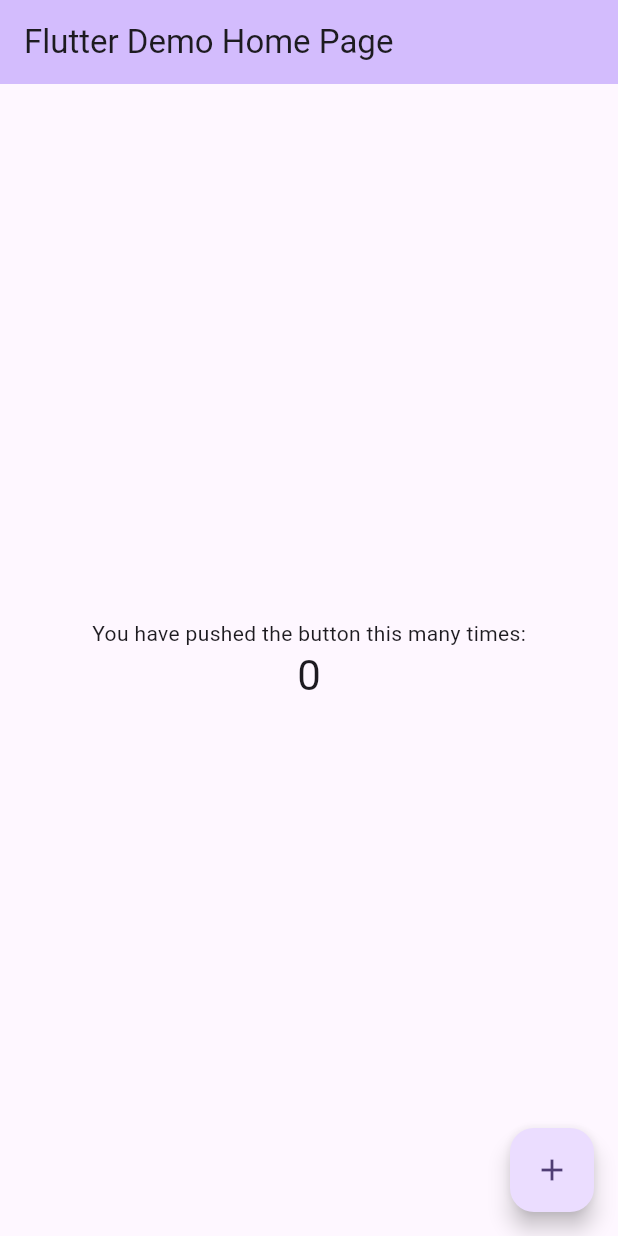
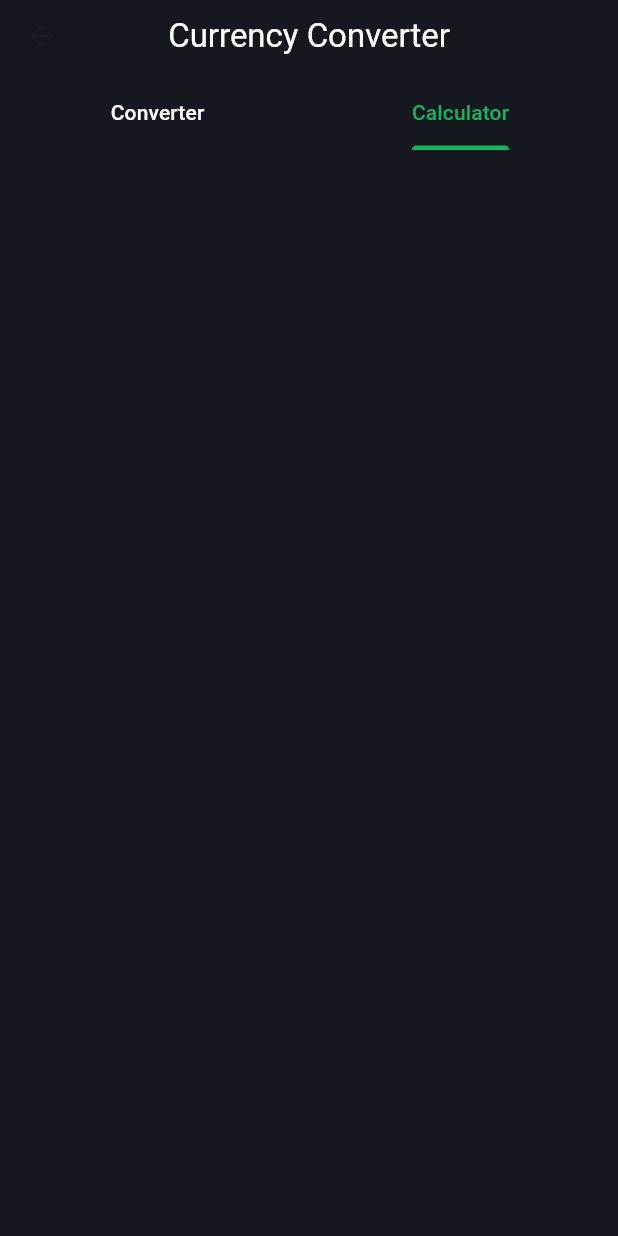
Before and after one commit to SlowedWalk/flutter_currency_converter, a Flutter app: the screen it shows after launch, on a phone screen of 412 x 824 dp. Run offline on Flutter 3.47's test engine with Material 2 defaults, Android fonts, the phone set to English and light mode, and no system bars.

Commit message:
init converter tabbar

```diff
--- /dev/null
+++ b/lib/features/home/view/home_screen.dart
@@ -0,0 +1,221 @@
+import 'package:flutter/material.dart';
+
+class HomeScreen extends StatefulWidget {
+  const HomeScreen({super.key});
+
+  @override
+  State<HomeScreen> createState() => _HomeScreenState();
+}
+
+class _HomeScreenState extends State<HomeScreen> {
+
+  @override
+  Widget build(BuildContext context) {
+    return DefaultTabController(
+      initialIndex: 1,
+      length: 2,
+      child: Scaffold(
+          backgroundColor: const Color(0xFF15181f),
+          appBar: AppBar(
+            forceMaterialTransparency: true,
+            elevation: 9,
+            centerTitle: true,
+            leading: GestureDetector(
+              child: IconButton(
+                icon: const Icon(Icons.arrow_back),
+                onPressed: () {
+                  print("Clicked");
+                },
+              ),
+              onTap: () {},
+            ),
+            title: const Text(
+              'Currency Converter',
+              style: TextStyle(color: Colors.white),
+            ),
+            bottom: const TabBar(
+              tabs: <Widget>[
+                Tab(
+                  text: "Converter",
+                ),
+                Tab(
+                  text: "Calculator",
+                ),
+              ],
+              indicatorColor: Color(0xFF16b460),
+              unselectedLabelColor: Colors.white,
+              unselectedLabelStyle: TextStyle(color: Colors.white),
+              padding: EdgeInsets.all(4),
+              dividerColor: Color(0xFF),
+              labelColor: Color(0xFF16b460),
+              overlayColor: MaterialStatePropertyAll(Color(0xd16b460)),
+            ),
+          ),
+          body: TabBarView(children: [
+            Padding(
+              padding: const EdgeInsets.all(12),
+              child: Column(
+                children: [
+                  // Container(
+                  //     height: 120,
+                  //     decoration: BoxDecoration(
+                  //         color: const Color(0xFF15181f),
+                  //         borderRadius: BorderRadius.circular(5)),
+                  // ),
+                  // const SizedBox(
+                  //   height: 2,
+                  // ),
+                  Container(
+                    height: 120,
+                    decoration: BoxDecoration(
+                      color: const Color(0xFF24262d),
+                      borderRadius: BorderRadius.circular(5),
+                    ),
+                    child: Padding(
+                      padding: const EdgeInsets.symmetric(horizontal: 14),
+                      child: Column(
+                        mainAxisAlignment: MainAxisAlignment.spaceEvenly,
+                        crossAxisAlignment: CrossAxisAlignment.start,
+                        children: [
+                          const Padding(
+                            padding: EdgeInsets.fromLTRB(0, 0, 0, 0),
+                            child: Text(
+                              "US Dollar \$1 = €0.903",
+                              style: TextStyle(
+                                  color: Colors.white,
+                                  fontSize: 16,
+                                  fontWeight: FontWeight.normal),
+                            ),
+                          ),
+                          Padding(
+                            padding:
+                                const EdgeInsets.symmetric(vertical: 0, horizontal: 0),
+                            child: Row(
+                              mainAxisAlignment: MainAxisAlignment.spaceBetween,
+                              children: [
+                                const Text(
+                                  "\$100",
+                                  style: TextStyle(
+                                      color: Colors.white,
+                                      fontWeight: FontWeight.bold,
+                                      fontSize: 32),
+                                ),
+                                IconButton(
+                                  icon: const Icon(Icons.arrow_drop_down, color: Color(0xFF16b460), size: 42,),
+                                  onPressed: () { print(""); },
+                                )
+                              ],
+                            ),
+                          ),
+                          const SizedBox(
+                            height: 20,
+                          )
+                        ],
+                      ),
+                    ),
+                  ),
+                  const SizedBox(
+                    height: 2,
+                  ),
+                  Container(
+                    height: 120,
+                    decoration: BoxDecoration(
+                      color: const Color(0xFF24262d),
+                      borderRadius: BorderRadius.circular(5),
+                    ),
+                    child: Padding(
+                      padding: const EdgeInsets.symmetric(horizontal: 14),
+                      child: Column(
+                        mainAxisAlignment: MainAxisAlignment.spaceEvenly,
+                        crossAxisAlignment: CrossAxisAlignment.start,
+                        children: [
+                          const Padding(
+                            padding: EdgeInsets.fromLTRB(0, 0, 0, 0),
+                            child: Text(
+                              "Euro €1 = \$1.108",
+                              style: TextStyle(
+                                  color: Colors.white,
+                                  fontSize: 16,
+                                  fontWeight: FontWeight.normal),
+                            ),
+                          ),
+                          Padding(
+                            padding:
+                                const EdgeInsets.symmetric(vertical: 0, horizontal: 0),
+                            child: Row(
+                              mainAxisAlignment: MainAxisAlignment.spaceBetween,
+                              children: [
+                                const Text(
+                                  "\$90,286",
+                                  style: TextStyle(
+                                      color: Colors.white,
+                                      fontWeight: FontWeight.bold,
+                                      fontSize: 32),
+                                ),
+                                IconButton(
+                                  icon: const Icon(Icons.arrow_drop_down, color: Color(0xFF16b460), size: 42,),
+                                  onPressed: () { print(""); },
+                                  )
+                              ],
+                            ),
+                          ),
+                          const SizedBox(
+                            height: 20,
+                          )
+                        ],
+                      ),
+                    ),
+                  ),
+                  const SizedBox(
+                    height: 2,
+                  ),
+                  Container(
+                    height: 80,
+                    decoration: BoxDecoration(
+                      color: const Color(0xFF20232b),
+                      borderRadius: BorderRadius.circular(5),
+                    ),
+                    child: Padding(
+                      padding: const EdgeInsets.symmetric(horizontal: 32),
+                      child: Row(
+                        mainAxisAlignment: MainAxisAlignment.spaceBetween,
+                        children: [
+                          IconButton(
+                            icon: const Icon(
+                              Icons.settings_backup_restore,
+                              color: Color(0xFF16b460),
+                              size: 32,
+                            ),
+                            onPressed: () { print(""); },
+                          ),
+                          IconButton(
+                            icon: const Icon(
+                              Icons.sync_outlined,
+                              color: Color(0xFF16b460),
+                              size: 48,
+                            ),
+                            onPressed: () { print(""); },
+                          ),
+                          IconButton(
+                            icon: const Icon(
+                              Icons.settings_backup_restore,
+                              color: Color(0xFF16b460),
+                              size: 32,
+                            ),
+                            onPressed: () { print(""); },
+                          ),
+                        ],
+                      ),
+                    ),
+                  ),
+                ],
+              ),
+            ),
+            const Padding(
+              padding: EdgeInsets.all(12),
+              child: null,
+            ),
+          ])),
+    );
+  }
+}
--- a/lib/main.dart
+++ b/lib/main.dart
@@ -1,3 +1,5 @@
+import 'package:currency_converter/currency_converter_page.dart';
+import 'package:currency_converter/features/home/view/home_screen.dart';
 import 'package:flutter/material.dart';
 
 void main() {
@@ -11,115 +13,12 @@ class MyApp extends StatelessWidget {
   @override
   Widget build(BuildContext context) {
     return MaterialApp(
-      title: 'Flutter Demo',
+      title: 'Currency Converter',
       theme: ThemeData(
-        // This is the theme of your application.
-        //
-        // TRY THIS: Try running your application with "flutter run". You'll see
-        // the application has a blue toolbar. Then, without quitting the app,
-        // try changing the seedColor in the colorScheme below to Colors.green
-        // and then invoke "hot reload" (save your changes or press the "hot
-        // reload" button in a Flutter-supported IDE, or press "r" if you used
-        // the command line to start the app).
-        //
-        // Notice that the counter didn't reset back to zero; the application
-        // state is not lost during the reload. To reset the state, use hot
-        // restart instead.
-        //
-        // This works for code too, not just values: Most code changes can be
-        // tested with just a hot reload.
         colorScheme: ColorScheme.fromSeed(seedColor: Colors.deepPurple),
         useMaterial3: true,
       ),
-      home: const MyHomePage(title: 'Flutter Demo Home Page'),
+      home: const HomeScreen(),
     );
   }
 }
-
-class MyHomePage extends StatefulWidget {
-  const MyHomePage({super.key, required this.title});
-
-  // This widget is the home page of your application. It is stateful, meaning
-  // that it has a State object (defined below) that contains fields that affect
-  // how it looks.
-
-  // This class is the configuration for the state. It holds the values (in this
-  // case the title) provided by the parent (in this case the App widget) and
-  // used by the build method of the State. Fields in a Widget subclass are
-  // always marked "final".
-
-  final String title;
-
-  @override
-  State<MyHomePage> createState() => _MyHomePageState();
-}
-
-class _MyHomePageState extends State<MyHomePage> {
-  int _counter = 0;
-
-  void _incrementCounter() {
-    setState(() {
-      // This call to setState tells the Flutter framework that something has
-      // changed in this State, which causes it to rerun the build method below
-      // so that the display can reflect the updated values. If we changed
-      // _counter without calling setState(), then the build method would not be
-      // called again, and so nothing would appear to happen.
-      _counter++;
-    });
-  }
-
-  @override
-  Widget build(BuildContext context) {
-    // This method is rerun every time setState is called, for instance as done
-    // by the _incrementCounter method above.
-    //
-    // The Flutter framework has been optimized to make rerunning build methods
-    // fast, so that you can just rebuild anything that needs updating rather
-    // than having to individually change instances of widgets.
-    return Scaffold(
-      appBar: AppBar(
-        // TRY THIS: Try changing the color here to a specific color (to
-        // Colors.amber, perhaps?) and trigger a hot reload to see the AppBar
-        // change color while the other colors stay the same.
-        backgroundColor: Theme.of(context).colorScheme.inversePrimary,
-        // Here we take the value from the MyHomePage object that was created by
-        // the App.build method, and use it to set our appbar title.
-        title: Text(widget.title),
-      ),
-      body: Center(
-        // Center is a layout widget. It takes a single child and positions it
-        // in the middle of the parent.
-        child: Column(
-          // Column is also a layout widget. It takes a list of children and
-          // arranges them vertically. By default, it sizes itself to fit its
-          // children horizontally, and tries to be as tall as its parent.
-          //
-          // Column has various properties to control how it sizes itself and
-          // how it positions its children. Here we use mainAxisAlignment to
-          // center the children vertically; the main axis here is the vertical
-          // axis because Columns are vertical (the cross axis would be
-          // horizontal).
-          //
-          // TRY THIS: Invoke "debug painting" (choose the "Toggle Debug Paint"
-          // action in the IDE, or press "p" in the console), to see the
-          // wireframe for each widget.
-          mainAxisAlignment: MainAxisAlignment.center,
-          children: <Widget>[
-            const Text(
-              'You have pushed the button this many times:',
-            ),
-            Text(
-              '$_counter',
-              style: Theme.of(context).textTheme.headlineMedium,
-            ),
-          ],
-        ),
-      ),
-      floatingActionButton: FloatingActionButton(
-        onPressed: _incrementCounter,
-        tooltip: 'Increment',
-        child: const Icon(Icons.add),
-      ), // This trailing comma makes auto-formatting nicer for build methods.
-    );
-  }
-}
```
